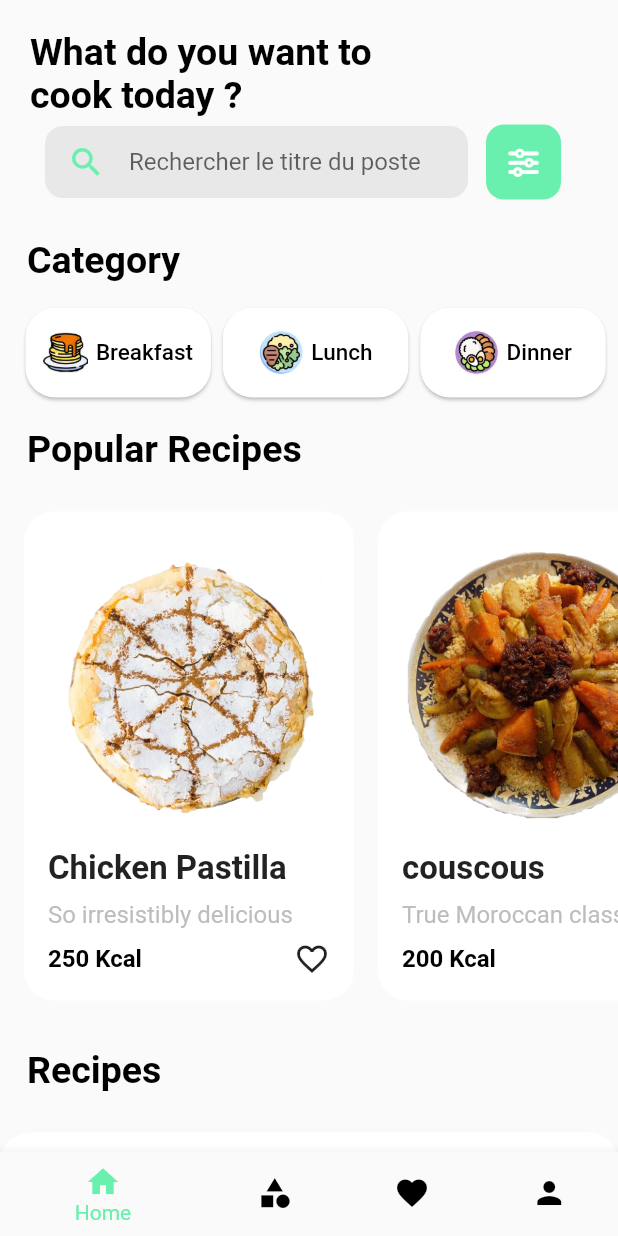
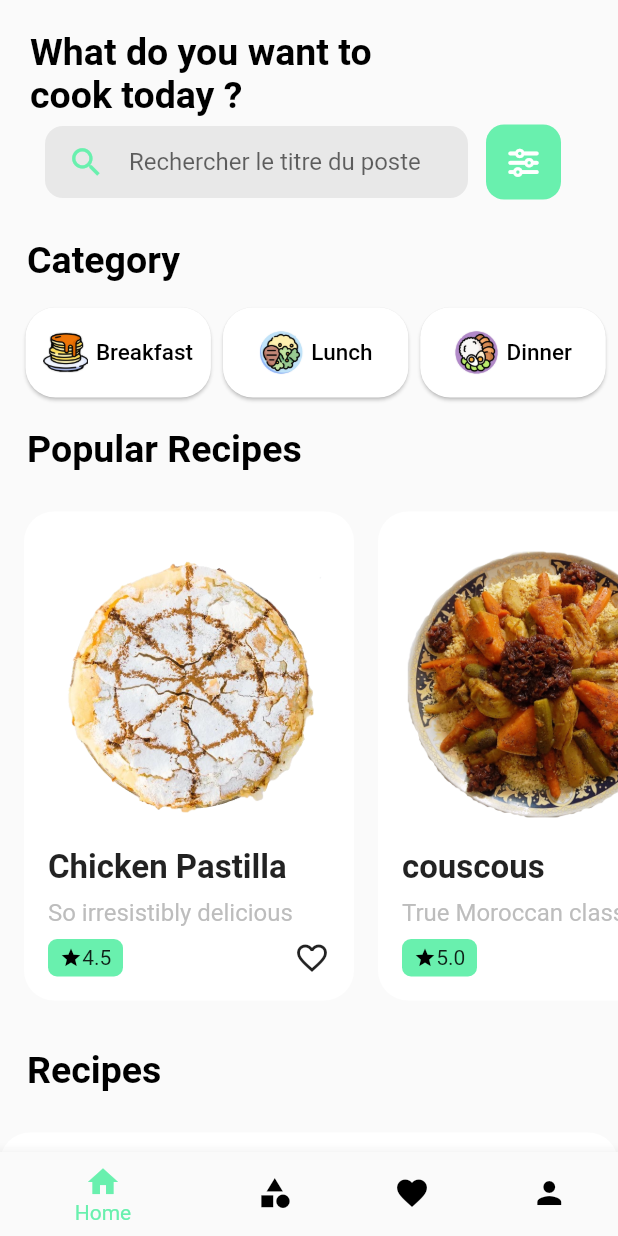
Before and after one commit to koliche/Moroccan-Food-Recipes, a Flutter app: the screen it shows after launch, after a tap on "Get Started", on a phone screen of 412 x 824 dp. Run offline on Flutter 3.47's test engine with Material 2 defaults, Android fonts, the phone set to English and light mode, and no system bars; our stand-ins replace animate_do, font_awesome_flutter, google_fonts.

Commit message:
add reating box to popular recipes

```diff
--- a/lib/models/buildRecipes.dart
+++ b/lib/models/buildRecipes.dart
@@ -54,7 +54,7 @@ Widget buildRecipe(Recipe recipe, int index) {
           Row(
             mainAxisAlignment: MainAxisAlignment.spaceBetween,
             children: [
-              buildCalories(recipe.calories.toString() + " Kcal"),
+              buildRating(recipe.calories.toString()),
               Icon(
                 Icons.favorite_border,
               )
--- a/lib/models/data.dart
+++ b/lib/models/data.dart
@@ -2,7 +2,7 @@ class Recipe {
   String title;
   String description;
   String image;
-  int calories;
+  double calories;
   int carbo;
   int protein;
 
@@ -13,14 +13,14 @@ class Recipe {
 List<Recipe> getRecipes() {
   return <Recipe>[
     Recipe("Chicken Pastilla", "So irresistibly delicious",
-        "assets/images/pastilla.png", 250, 35, 6),
+        "assets/images/pastilla.png", 4.5, 35, 6),
     Recipe("couscous", "True Moroccan classic with a meaty, chilli sauce",
-        "assets/images/couscous.png", 200, 45, 10),
+        "assets/images/couscous.png", 5.0, 45, 10),
     Recipe("Soup", "Lamb, soup bones, lemon, tomato paste, brown lentils",
-        "assets/images/soup.jpeg", 150, 30, 8),
+        "assets/images/soup.jpeg", 4.5, 30, 8),
     Recipe("Tagine", "White Onion, Fennel, and watercress Salad",
-        "assets/images/splash1.png", 190, 35, 12),
+        "assets/images/splash1.png", 5.0, 35, 12),
     Recipe("Filet Mignon", "Bacon-Wrapped Filet Mignon",
-        "assets/images/steak_bacon.png", 250, 55, 20),
+        "assets/images/steak_bacon.png", 3.5, 55, 20),
   ];
 }
--- a/lib/models/shared.dart
+++ b/lib/models/shared.dart
@@ -84,13 +84,26 @@ buildRecipeSubTitle(String text) {
   );
 }
 
-buildCalories(String text) {
-  return Text(
-    text,
-    style: TextStyle(
-      fontSize: 16,
-      color: Colors.black,
-      fontWeight: FontWeight.bold,
+buildRating(String text) {
+  return Container(
+    height: 25,
+    width: 50,
+    decoration: BoxDecoration(
+        color: Colors.greenAccent, borderRadius: BorderRadius.circular(6)),
+    child: Center(
+      child: Row(
+        mainAxisAlignment: MainAxisAlignment.center,
+        children: [
+          Icon(
+            Icons.star,
+            size: 15,
+            color: Colors.black,
+          ),
+          Text(
+            text,
+          )
+        ],
+      ),
     ),
   );
 }
--- a/lib/views/widgets/recipe_card.dart
+++ b/lib/views/widgets/recipe_card.dart
@@ -125,6 +125,7 @@ class RecipeCard extends StatelessWidget {
                           ],
                         ),
                       ),
+                      // Recipes Rating :::::::
                       Container(
                         height: 25,
                         width: 50,
```
